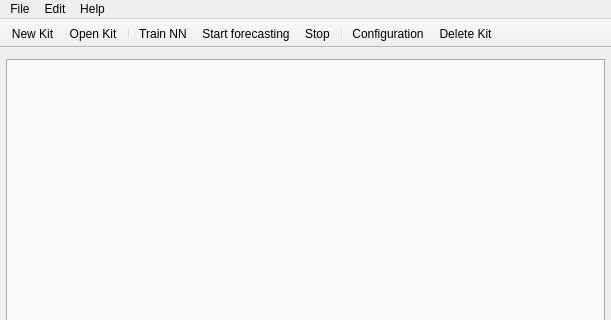
First picture: the form in Market-Analysis/mainwindow.ui, repository tau-lex/market-analysis-system, before the edit; both pictures show x 0 to 611 and y 0 to 320 of the 611 by 579 pixel window.
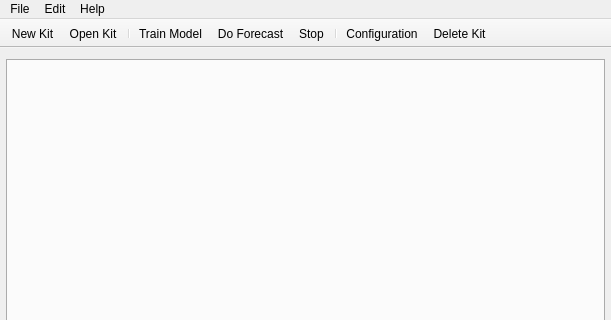
Second picture: the form after the edit. Icons and pictures are not drawn.

Commit message: - rename buttons;

Patch:
```diff
--- a/Market-Analysis/mainwindow.ui
+++ b/Market-Analysis/mainwindow.ui
@@ -175,7 +175,7 @@
      <normaloff>:/img/clipboard_pencil_64.png</normaloff>:/img/clipboard_pencil_64.png</iconset>
    </property>
    <property name="text">
-    <string>Train NN</string>
+    <string>Train Model</string>
    </property>
    <property name="toolTip">
     <string>Train Neural Network</string>
@@ -187,7 +187,7 @@
      <normaloff>:/img/statistics2_diagram_64.png</normaloff>:/img/statistics2_diagram_64.png</iconset>
    </property>
    <property name="text">
-    <string>Start forecasting</string>
+    <string>Do Forecast</string>
    </property>
   </action>
   <action name="actionStop">
```
The commit also changes 1 other file.
